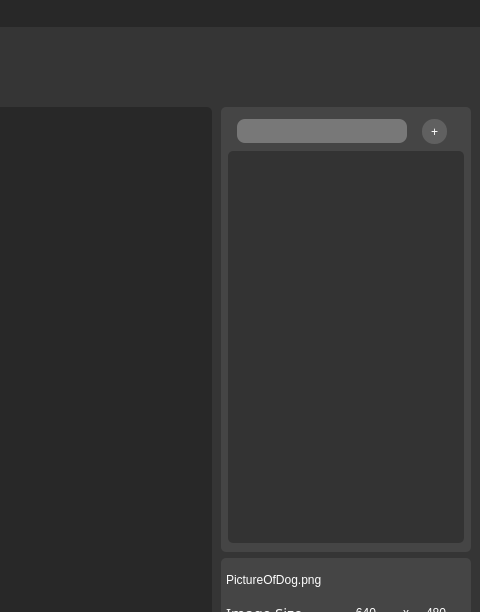
Qt form yoloAnt.ui (Lachie1011/YoloAnt) before a commit; both pictures show x 620 to 1100 and y 0 to 612 of the 1100 by 827 pixel window.
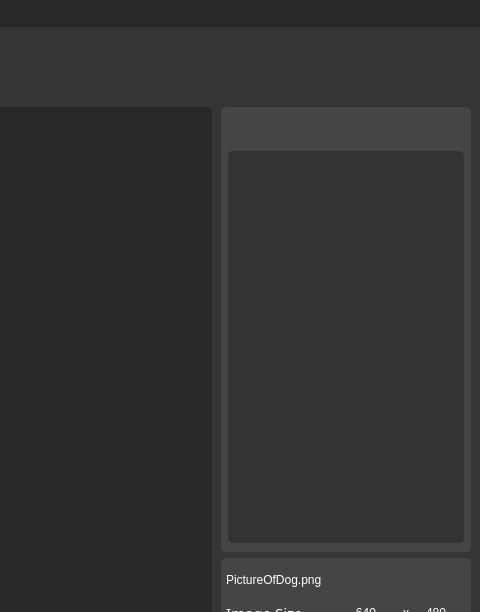
The same form after that commit. The open tabs and pages were chosen to show the change. Icons and pictures are not drawn. Custom widgets are drawn as their Qt base class.

```diff
--- a/yoloAnt.ui
+++ b/yoloAnt.ui
@@ -1246,7 +1246,7 @@
                <number>0</number>
               </property>
               <item>
-               <widget class="QFrame" name="classInfoFrame">
+               <widget class="QFrame" name="classSelectionFrame">
                 <property name="sizePolicy">
                  <sizepolicy hsizetype="Expanding" vsizetype="Expanding">
                   <horstretch>0</horstretch>
@@ -1287,6 +1287,12 @@
                  </property>
                  <item>
                   <widget class="QFrame" name="classHeaderAnnoPageFrame">
+                   <property name="minimumSize">
+                    <size>
+                     <width>0</width>
+                     <height>30</height>
+                    </size>
+                   </property>
                    <property name="maximumSize">
                     <size>
                      <width>16777215</width>
@@ -1302,115 +1308,6 @@
                    <property name="frameShadow">
                     <enum>QFrame::Raised</enum>
                    </property>
-                   <layout class="QHBoxLayout" name="horizontalLayout_14">
-                    <property name="spacing">
-                     <number>3</number>
-                    </property>
-                    <property name="leftMargin">
-                     <number>0</number>
-                    </property>
-                    <property name="topMargin">
-                     <number>0</number>
-                    </property>
-                    <property name="rightMargin">
-                     <number>0</number>
-                    </property>
-                    <property name="bottomMargin">
-                     <number>0</number>
-                    </property>
-                    <item>
-                     <widget class="QFrame" name="classSearchAddFrame">
-                      <property name="styleSheet">
-                       <string notr="true">background-color: #454545;
-border-radius: 5px;
-border-bottom-left-radius: 0px; 
-border-bottom-right-radius: 0px;</string>
-                      </property>
-                      <property name="frameShape">
-                       <enum>QFrame::StyledPanel</enum>
-                      </property>
-                      <property name="frameShadow">
-                       <enum>QFrame::Raised</enum>
-                      </property>
-                      <layout class="QHBoxLayout" name="horizontalLayout_17">
-                       <property name="leftMargin">
-                        <number>0</number>
-                       </property>
-                       <property name="topMargin">
-                        <number>3</number>
-                       </property>
-                       <property name="rightMargin">
-                        <number>5</number>
-                       </property>
-                       <property name="bottomMargin">
-                        <number>3</number>
-                       </property>
-                       <item>
-                        <widget class="QLineEdit" name="classSearchLineEdit">
-                         <property name="maximumSize">
-                          <size>
-                           <width>170</width>
-                           <height>25</height>
-                          </size>
-                         </property>
-                         <property name="styleSheet">
-                          <string notr="true">background-color: #787878;
-
-font: 75 12pt &quot;Gotham Rounded&quot;;
-color: rgb(255, 255, 255);
-border-radius: 8px;</string>
-                         </property>
-                        </widget>
-                       </item>
-                       <item>
-                        <widget class="QPushButton" name="classAddAnnoPageBtn">
-                         <property name="minimumSize">
-                          <size>
-                           <width>25</width>
-                           <height>25</height>
-                          </size>
-                         </property>
-                         <property name="maximumSize">
-                          <size>
-                           <width>25</width>
-                           <height>25</height>
-                          </size>
-                         </property>
-                         <property name="cursor">
-                          <cursorShape>PointingHandCursor</cursorShape>
-                         </property>
-                         <property name="styleSheet">
-                          <string notr="true">background-color: #606060;
-border-radius: 12px;</string>
-                         </property>
-                         <property name="text">
-                          <string>+</string>
-                         </property>
-                        </widget>
-                       </item>
-                      </layout>
-                     </widget>
-                    </item>
-                    <item>
-                     <widget class="QFrame" name="editSwitchFrame">
-                      <property name="minimumSize">
-                       <size>
-                        <width>0</width>
-                        <height>0</height>
-                       </size>
-                      </property>
-                      <property name="styleSheet">
-                       <string notr="true"/>
-                      </property>
-                      <property name="frameShape">
-                       <enum>QFrame::StyledPanel</enum>
-                      </property>
-                      <property name="frameShadow">
-                       <enum>QFrame::Raised</enum>
-                      </property>
-                     </widget>
-                    </item>
-                   </layout>
                   </widget>
                  </item>
                  <item>
@@ -2987,7 +2884,7 @@
                </widget>
               </item>
               <item>
-               <widget class="QFrame" name="healthInfoFrame">
+               <widget class="QFrame" name="classInfoFrame">
                 <property name="styleSheet">
                  <string notr="true">background-color: #454545;
 border-radius: 5px;</string>
```
Left out of the diff: 91 changed lines with no effect on the pictures.
